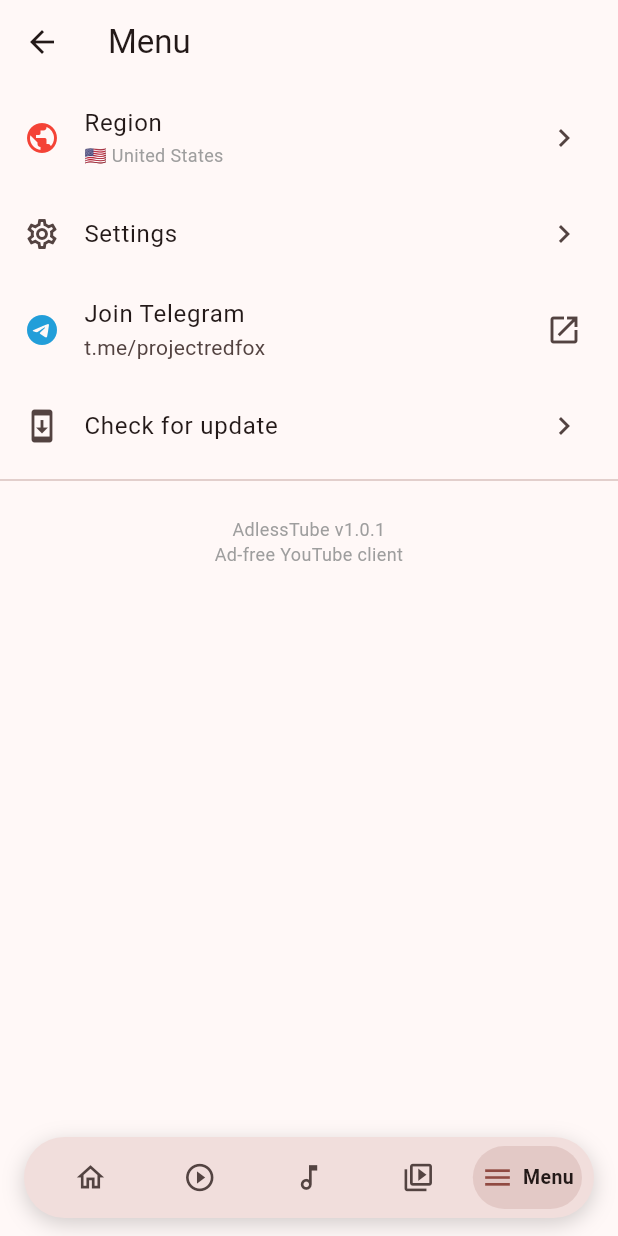
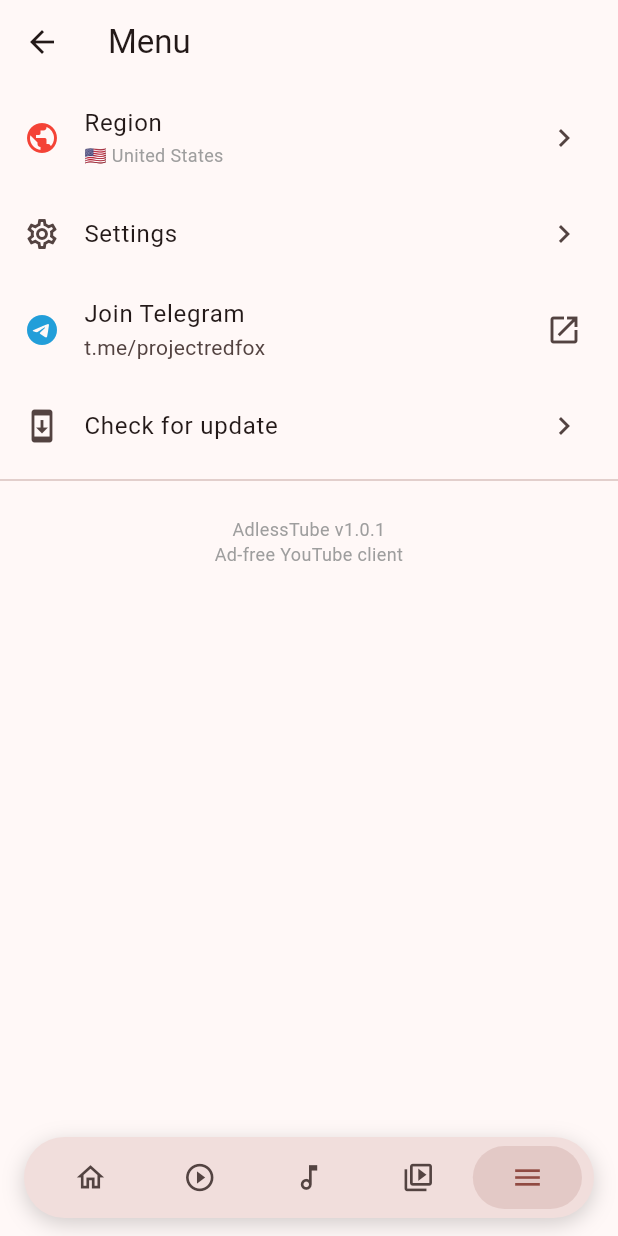
Before and after one commit to devfahim00/AdlessTube, a Flutter app: the MainShell screen opened directly, item 5 of the bottom bar chosen, on a phone screen of 412 x 824 dp. Run offline on Flutter 3.47's test engine with Material 3 defaults, Android fonts, the phone set to English and light mode, and no system bars; our stand-ins replace cached_network_image, hive_flutter; missing offline and left inert: android_pip, media_kit, media_kit_video, newpipeextractor_dart; accounts and stored records are empty; network calls fail.

Commit message:
Show icon-only bottom navigation

```diff
--- a/lib/screens.dart
+++ b/lib/screens.dart
@@ -142,7 +142,7 @@
           mainAxisAlignment: MainAxisAlignment.spaceEvenly,
           children: List.generate(items.length, (i) {
             final selected = i == currentIndex;
-            final (outlined, filled, label) = items[i];
+            final (outlined, filled, _) = items[i];
             return Expanded(
               child: GestureDetector(
                 onTap: () => onTap(i),
@@ -166,17 +166,6 @@
                             : theme.colorScheme.onSurfaceVariant,
                         size: 22,
                       ),
-                      if (selected) ...[
-                        const SizedBox(width: 6),
-                        Text(
-                          label,
-                          style: TextStyle(
-                            color: theme.colorScheme.onSurface,
-                            fontWeight: FontWeight.w600,
-                            fontSize: 13,
-                          ),
-                        ),
-                      ],
                     ],
                   ),
                 ),
```
